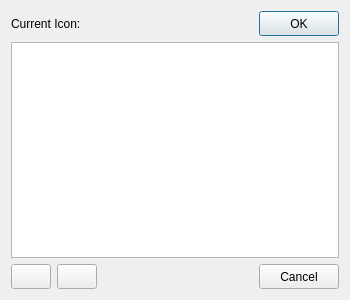
This is frmIcon.ui in Syping/servermgr as Qt 5 draws it before an edit. The edited form follows.
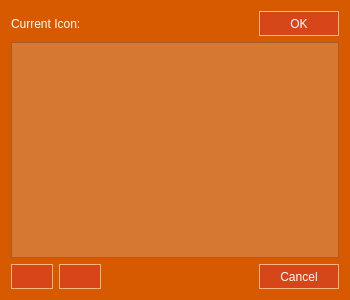
This is the edited form. Icons and pictures are not drawn. Custom widgets are drawn as their Qt base class.

```diff
--- a/frmIcon.ui
+++ b/frmIcon.ui
@@ -28,6 +28,63 @@
   <property name="windowTitle">
    <string>Icon Manager</string>
   </property>
+  <property name="styleSheet">
+   <string notr="true">QWidget#frmIcon{
+background-color: rgb(215, 90, 0);
+color: rgb(255, 255, 255);
+selection-background-color: rgb(255, 255, 255);
+selection-color: rgb(215, 90, 0);
+}
+QWidget#sawcRight{
+background-color: rgb(215, 120, 50);
+color: rgb(255, 255, 255);
+selection-background-color: rgb(255, 255, 255);
+selection-color: rgb(215, 90, 0);
+}
+QWidget#sawcRight{
+background-color: rgb(215, 120, 50);
+color: rgb(255, 255, 255);
+selection-background-color: rgb(255, 255, 255);
+selection-color: rgb(215, 90, 0);
+}
+QCheckBox{
+background-color: rgb(215, 90, 0);
+color: rgb(255, 255, 255);
+selection-background-color: rgb(255, 255, 255);
+selection-color: rgb(215, 90, 0);
+}
+QFrame{
+background-color: rgb(215, 90, 0);
+color: rgb(255, 255, 255);
+selection-background-color: rgb(255, 255, 255);
+selection-color: rgb(215, 90, 0);
+}
+QListWidget{
+background-color: rgb(215, 120, 50);
+color: rgb(255, 255, 255);
+selection-background-color: rgb(255, 255, 255);
+selection-color: rgb(215, 90, 0);
+}
+QPushButton{
+border-style: ridge;
+background-color: rgb(215, 70, 25); 
+color: rgb(255, 255, 255);
+border-width: 1px;
+border-radius: 0px;
+border-color: rgb(215, 120, 50);
+padding: 4px;
+}
+QPushButton:hover{
+background-color: rgb(255, 255, 255);
+color: rgb(215, 70, 25);
+}
+QPushButton:pressed{
+background-color: rgb(255, 255, 255);
+color: rgb(215, 70, 25);
+border-style: inset;
+}
+</string>
+  </property>
   <layout class="QVBoxLayout" name="iconLayout">
    <item>
     <layout class="QHBoxLayout" name="hlCurrent">
@@ -77,7 +134,7 @@
       <widget class="QPushButton" name="cmdOkay">
        <property name="minimumSize">
         <size>
-         <width>0</width>
+         <width>80</width>
          <height>25</height>
         </size>
        </property>
@@ -135,6 +192,14 @@
          <height>25</height>
         </size>
        </property>
+       <property name="styleSheet">
+        <string notr="true">QPushButton{
+image: url(:/icon/plus-icon.png)
+}
+QPushButton:hover{
+image: url(:/icon/plus-icon_o.png)
+}</string>
+       </property>
        <property name="text">
         <string/>
        </property>
@@ -159,6 +224,14 @@
          <height>25</height>
         </size>
        </property>
+       <property name="styleSheet">
+        <string notr="true">QPushButton{
+image: url(:/icon/minus-icon.png)
+}
+QPushButton:hover{
+image: url(:/icon/minus-icon_o.png)
+}</string>
+       </property>
        <property name="text">
         <string/>
        </property>
@@ -186,7 +259,7 @@
       <widget class="QPushButton" name="cmdCancel">
        <property name="minimumSize">
         <size>
-         <width>0</width>
+         <width>80</width>
          <height>25</height>
         </size>
        </property>
```
Left out of the diff: 5 changed lines with no effect on the pictures.
